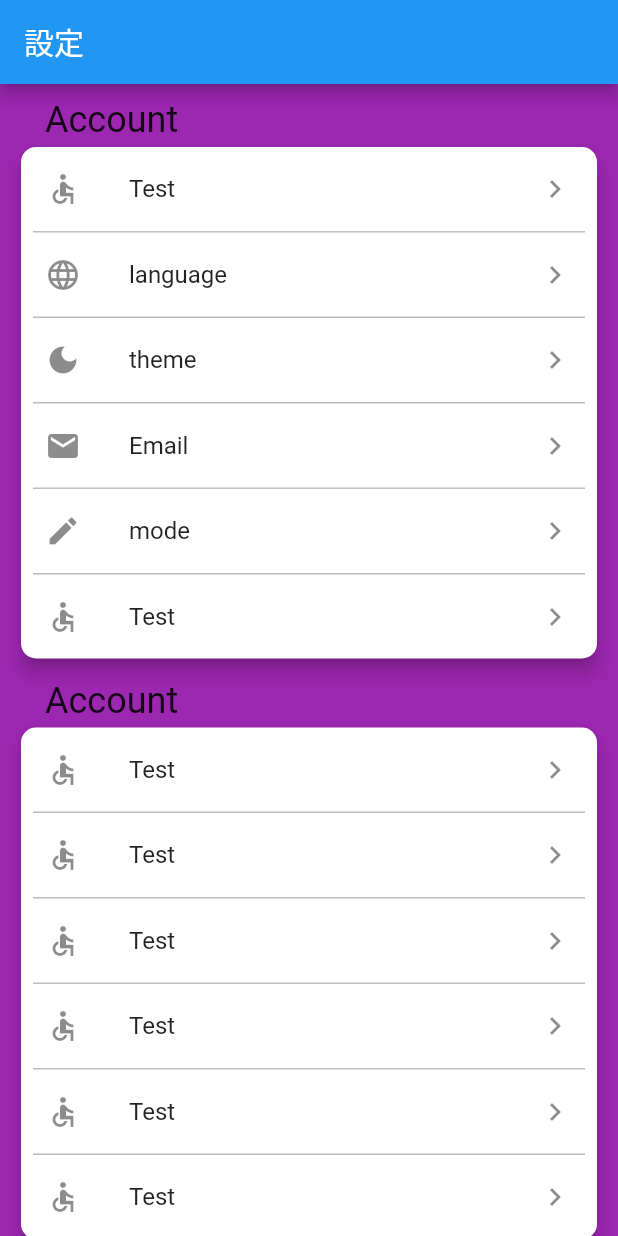
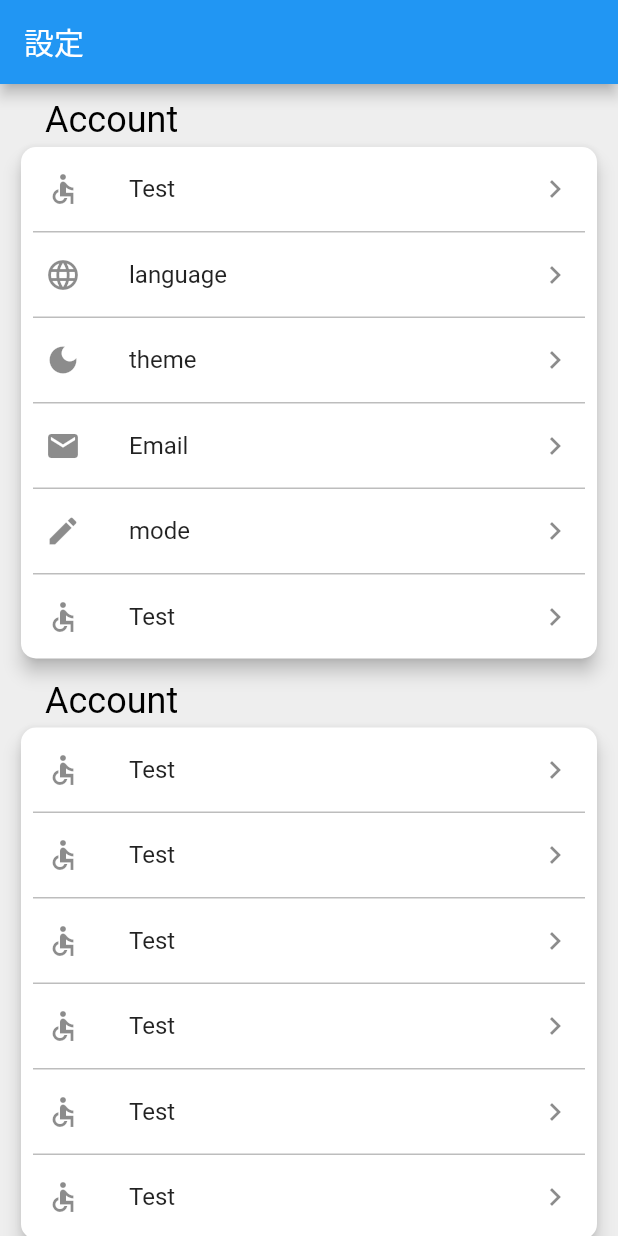
Before and after one commit to nightlan1015297/collegenius, a Flutter app: the screen it shows after launch, on a phone screen of 412 x 824 dp. Run offline on Flutter 3.47's test engine with Material 2 defaults, Android fonts, the phone set to English and light mode, and no system bars; our stand-ins replace bloc, equatable, flutter_bloc.

Commit message:
add theme setting

```diff
--- a/lib/ui/theme/AppTheme.dart
+++ b/lib/ui/theme/AppTheme.dart
@@ -3,10 +3,18 @@ import 'package:flutter/material.dart';
 class AppTheme {
   static ThemeData get light {
     return ThemeData(
-      primaryColor: Colors.blue,
-      backgroundColor: Colors.black,
-      scaffoldBackgroundColor: Colors.purple,
-    );
+        primaryColor: Colors.blue,
+        backgroundColor: Colors.white,
+        scaffoldBackgroundColor: Colors.grey.shade200,
+        textTheme: TextTheme(
+          headline1: TextStyle(color: Colors.black),
+          headline2: TextStyle(color: Colors.black),
+          headline3: TextStyle(color: Colors.black),
+          headline4: TextStyle(color: Colors.black),
+          headline5: TextStyle(color: Colors.black),
+          bodyText1: TextStyle(color: Colors.black),
+          bodyText2: TextStyle(color: Colors.black),
+        ));
   }
 
   static ThemeData get night {
```
